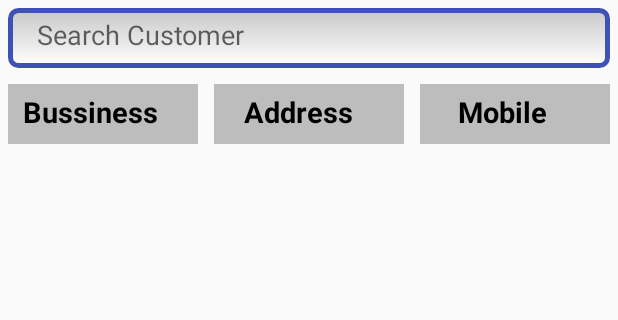
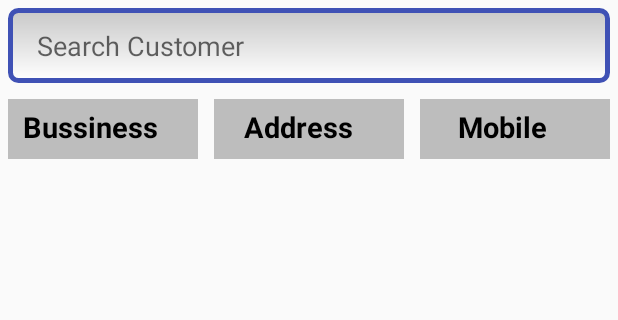
Before and after one commit to hamzabintariq123/Inventory, an Android app: the Customers screen opened directly, with no data from a screen before it, on a phone screen of 412 x 824 dp, the part 84-404 px from its top. Run offline under Robolectric (Android 15) with nearby library versions, the phone set to English and light mode, and no system bars; our stand-ins replace Volley; network calls fail.

```diff
--- a/app/src/main/AndroidManifest.xml
+++ b/app/src/main/AndroidManifest.xml
@@ -21,7 +21,11 @@
             </intent-filter>
         </activity>
         <activity android:name=".Activities.MainActivity" />
-        <activity android:name=".Activities.Customers" />
+        <activity android:name=".Activities.Customers"
+            android:windowSoftInputMode="stateHidden"
+            >
+
+        </activity>
         <activity android:name=".Activities.Add_New_Customer" />
         <activity android:name=".Activities.Add_Products" />
         <activity android:name=".Activities.Sales" />
--- a/app/src/main/java/com/hamza/inventory/Activities/Customers.java
+++ b/app/src/main/java/com/hamza/inventory/Activities/Customers.java
@@ -22,6 +22,7 @@ import android.text.TextWatcher;
 import android.view.Menu;
 import android.view.MenuItem;
 import android.view.View;
+import android.view.WindowManager;
 import android.widget.AdapterView;
 import android.widget.Button;
 import android.widget.EditText;
@@ -62,6 +63,7 @@ public class Customers extends AppCompatActivity {
 
     ListView listView;
     Customer_Addapter customer_addapter = null;
+    Customer_Addapter reload = null;
     Toolbar toolbar;
     EditText searchEDt;
     String heading,id,saleman_name;
@@ -81,6 +83,9 @@ public class Customers extends AppCompatActivity {
         super.onCreate(savedInstanceState);
         setContentView(R.layout.activity_customers);
 
+
+
+
         try {
             database=database.open();
         } catch (SQLException e) {
@@ -94,6 +99,9 @@ public class Customers extends AppCompatActivity {
 
         toolbar.setTitleTextColor(getResources().getColor(android.R.color.white));
         getSupportActionBar().setHomeAsUpIndicator(R.drawable.menu);
+
+
+
 
         drawerFragment.setup((DrawerLayout) findViewById(R.id.drawerlayout), toolbar);
 
@@ -113,8 +121,7 @@ public class Customers extends AppCompatActivity {
         listView = (ListView) findViewById(R.id.customer_list);
         addcustomer = (ImageView) findViewById(R.id.addcustomer);
         searchEDt = (EditText) findViewById(R.id.search);
-        customer_addapter = new Customer_Addapter(getApplicationContext(), R.layout.row_customer, list, this);
-
+        customer_addapter = new Customer_Addapter(Customers.this, R.layout.row_customer, list, Customers.this);
 
         searchEDt.addTextChangedListener(new TextWatcher() {
 
@@ -122,7 +129,11 @@ public class Customers extends AppCompatActivity {
             public void afterTextChanged(Editable arg0) {
                 // TODO Auto-generated method stub
                 String text = searchEDt.getText().toString().toLowerCase(Locale.getDefault());
-                customer_addapter.filter(text);
+
+
+                    customer_addapter.filter(text);
+
+
             }
 
             @Override
@@ -142,7 +153,7 @@ public class Customers extends AppCompatActivity {
         Boolean check = isNetworkAvailable();
 
         if (check.equals(true)) {
-             Toast.makeText(getApplicationContext(), "Connected", Toast.LENGTH_SHORT).show();
+             //Toast.makeText(getApplicationContext(), "Connected", Toast.LENGTH_SHORT).show();
             // actionBar.setTitle(getString(R.string.app_name) + "             " + "Connection UP");
 
 
@@ -176,7 +187,6 @@ public class Customers extends AppCompatActivity {
             @Override
             public void onClick(View v) {
                 Intent intent= new Intent(Customers.this,Add_New_Customer.class);
-                finish();
                 startActivity(intent);
             }
         });
--- a/app/src/main/java/com/hamza/inventory/Adapters/Customer_Addapter.java
+++ b/app/src/main/java/com/hamza/inventory/Adapters/Customer_Addapter.java
@@ -2,6 +2,7 @@ package com.hamza.inventory.Adapters;
 
 import android.app.Activity;
 import android.content.Context;
+import android.content.Intent;
 import android.view.LayoutInflater;
 import android.view.View;
 import android.view.ViewGroup;
@@ -31,8 +32,7 @@ public class Customer_Addapter extends ArrayAdapter<String>
         super(context, resource);
         this.list = list;
         this.activity = activity;
-        this.arraylist = new ArrayList<Customer_model>();
-        this.arraylist.addAll(list);
+
 
     }
 
@@ -87,7 +87,10 @@ public class Customer_Addapter extends ArrayAdapter<String>
         charText = charText.toLowerCase(Locale.getDefault());
         list.clear();
         if (charText.length() == 0) {
-            list.addAll(arraylist);
+
+            Intent intent = new Intent(activity,Customers.class);
+            intent.putExtra("from","sale");
+            activity.startActivity(intent);
         } else {
             for (Customer_model wp : arraylist) {
                 if (wp.getB_name().toLowerCase(Locale.getDefault())
--- a/app/src/main/res/layout/activity_add__new__customer.xml
+++ b/app/src/main/res/layout/activity_add__new__customer.xml
@@ -74,6 +74,7 @@
         android:id="@+id/fuel"
         android:hint="Mobile"
         android:padding="10dp"
+        android:inputType="phone"
         android:layout_marginLeft="10dp"
         android:layout_marginRight="10dp"
         android:background="@drawable/edittext_style"
--- a/app/src/main/res/layout/activity_customers.xml
+++ b/app/src/main/res/layout/activity_customers.xml
@@ -21,7 +21,7 @@
 
     <EditText
         android:layout_width="match_parent"
-        android:layout_height="40dp"
+        android:layout_height="50dp"
         android:layout_below="@id/app_bar"
         android:id="@+id/search"
         android:hint="  Search Customer"
```
